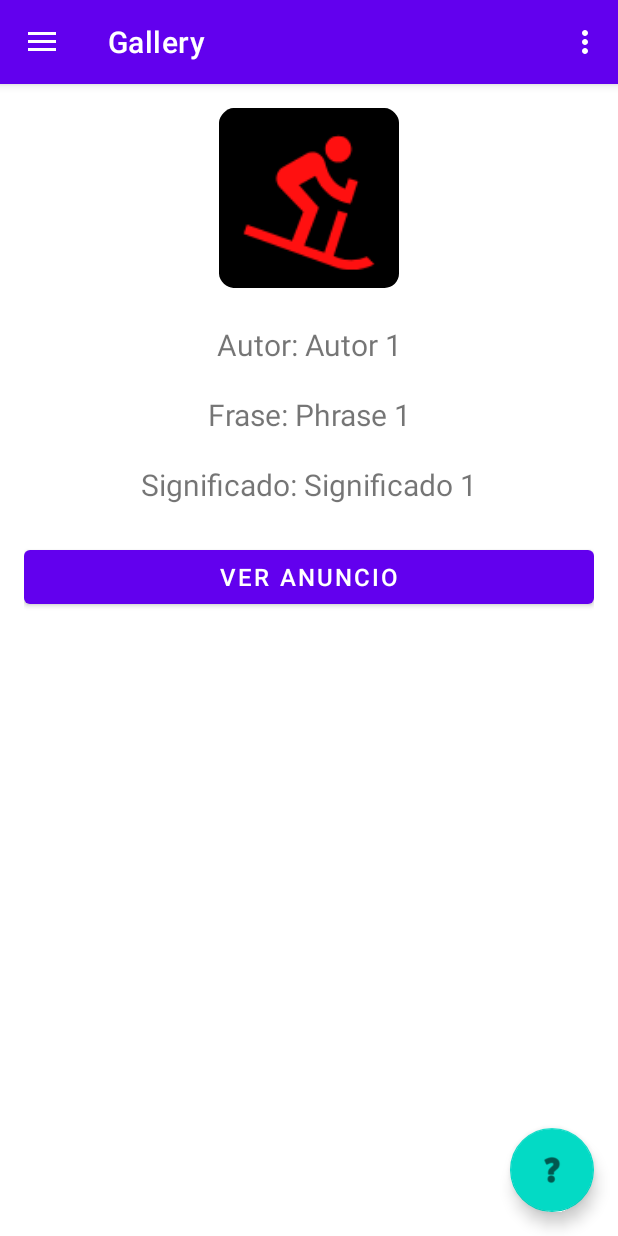
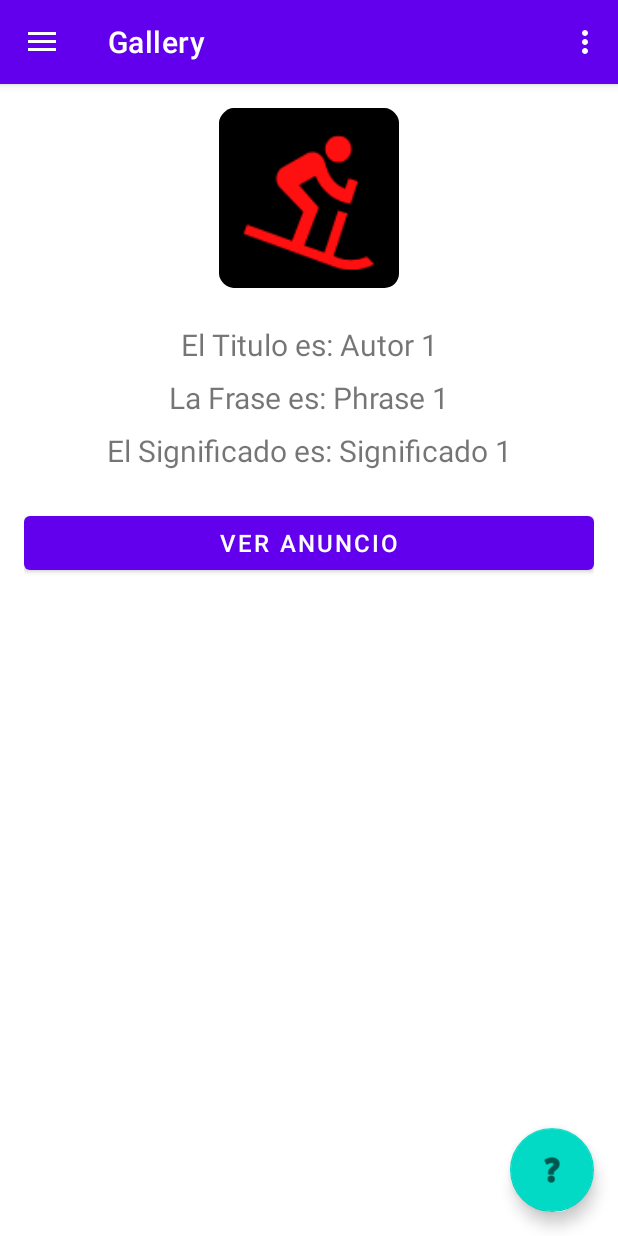
Before and after one commit to ElvisTV/arroz, an Android app: the screen it shows after launch (MainActivity), after a tap on "Autor 1", on a phone screen of 412 x 824 dp. Run offline under Robolectric (Android 15) with nearby library versions, the phone set to English and light mode, and no system bars; our stand-ins replace AdMob, navigation-ui; 1 statement that could not run was skipped.

Commit message:
modificaciones correctas hasta el paso de datos

```diff
--- a/app/src/main/java/com/elvistezen/arroz/ui/gallery/GalleryFragment.java
+++ b/app/src/main/java/com/elvistezen/arroz/ui/gallery/GalleryFragment.java
@@ -40,8 +40,14 @@ public class GalleryFragment extends Fragment {
             String phrase = args.getString("phrase");
             String meaning = args.getString("meaning");
 
+//          binding.textGallery.setText("Autor: " + author + "\n\nFrase: " + phrase + "\n\nSignificado: " + meaning);
+
             // Mostrar los datos
-            binding.textGallery.setText("Autor: " + author + "\n\nFrase: " + phrase + "\n\nSignificado: " + meaning);
+            binding.textAutor.setText("El Titulo es: " + author );
+            binding.textFrase.setText("La Frase es: " + phrase );
+            binding.textDetalle.setText("El Significado es: " + meaning );
+
+
         }
 
         // Cargar el anuncio de Rewarded
--- a/app/src/main/res/layout/fragment_gallery.xml
+++ b/app/src/main/res/layout/fragment_gallery.xml
@@ -22,8 +22,9 @@
             android:scaleType="centerCrop"
             android:contentDescription="@string/detail_estrellas" />
 
+
         <TextView
-            android:id="@+id/text_gallery"
+            android:id="@+id/text_autor"
             android:layout_width="match_parent"
             android:layout_height="wrap_content"
             android:layout_marginStart="8dp"
@@ -37,12 +38,42 @@
             app:layout_constraintStart_toStartOf="parent"
             app:layout_constraintTop_toTopOf="parent" />
 
+        <TextView
+            android:id="@+id/text_frase"
+            android:layout_width="match_parent"
+            android:layout_height="wrap_content"
+            android:layout_marginStart="8dp"
+            android:layout_marginTop="8dp"
+            android:layout_marginEnd="8dp"
+            android:textAlignment="center"
+            android:layout_below="@id/text_autor"
+            android:textSize="20sp"
+            app:layout_constraintBottom_toBottomOf="parent"
+            app:layout_constraintEnd_toEndOf="parent"
+            app:layout_constraintStart_toStartOf="parent"
+            app:layout_constraintTop_toTopOf="parent" />
+
+        <TextView
+            android:id="@+id/text_detalle"
+            android:layout_width="match_parent"
+            android:layout_height="wrap_content"
+            android:layout_marginStart="8dp"
+            android:layout_marginTop="8dp"
+            android:layout_marginEnd="8dp"
+            android:textAlignment="center"
+            android:layout_below="@id/text_frase"
+            android:textSize="20sp"
+            app:layout_constraintBottom_toBottomOf="parent"
+            app:layout_constraintEnd_toEndOf="parent"
+            app:layout_constraintStart_toStartOf="parent"
+            app:layout_constraintTop_toTopOf="parent" />
+
 
         <Button
             android:id="@+id/save_button"
             android:layout_width="match_parent"
             android:layout_height="wrap_content"
-            android:layout_below="@id/text_gallery"
+            android:layout_below="@id/text_detalle"
             android:layout_marginTop="24dp"
             android:text="@string/btn_anuncio"
             android:textSize="16sp" />
```
